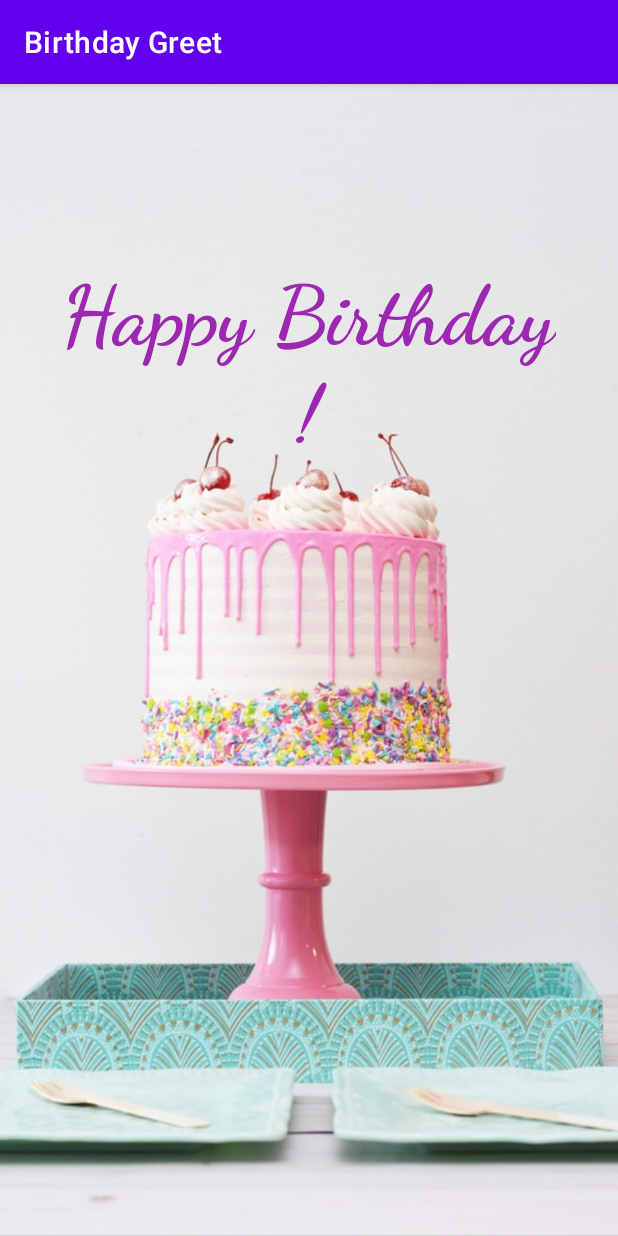
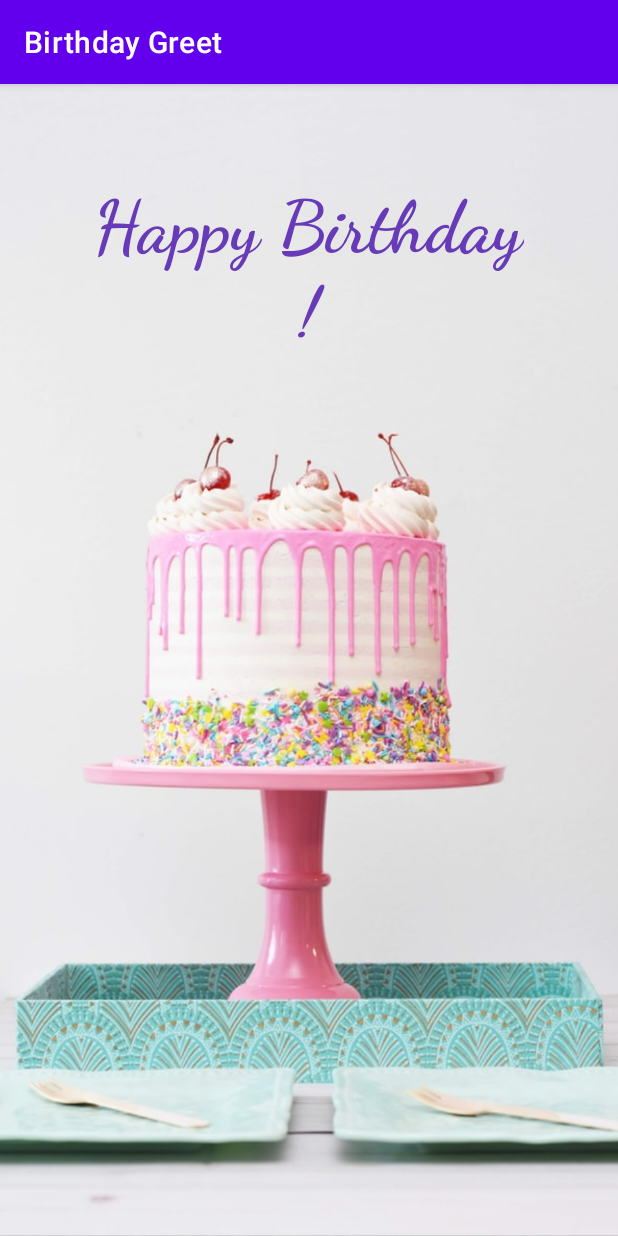
Before and after one commit to Abhinav4109/Birthday-Wishing-App, an Android app: the screen it shows after launch (BirthdayGreet), after a tap on "CREATE BIRTHDAY CARD", on a phone screen of 412 x 824 dp. Run offline under Robolectric (Android 15) with nearby library versions, the phone set to English and light mode, and no system bars.

Commit message:
Birthday Wishing App

```diff
--- a/app/src/main/res/layout/activity_birthday_greet.xml
+++ b/app/src/main/res/layout/activity_birthday_greet.xml
@@ -16,16 +16,18 @@
         android:id="@+id/birthdayBoy"
         android:layout_width="wrap_content"
         android:layout_height="wrap_content"
-        android:layout_marginTop="120dp"
         android:fontFamily="cursive"
-        android:gravity="center"
+        android:gravity="center_horizontal"
+
         android:text="@string/happy_birthday"
         android:textAlignment="center"
-        android:textColor="#9C27B0"
-        android:textSize="55sp"
+        android:textColor="#673AB7"
+        android:textSize="48sp"
         android:textStyle="bold"
+        app:layout_constraintBottom_toBottomOf="parent"
         app:layout_constraintEnd_toEndOf="parent"
-        app:layout_constraintHorizontal_bias="0.494"
+        app:layout_constraintHorizontal_bias="0.496"
         app:layout_constraintStart_toStartOf="parent"
-        app:layout_constraintTop_toTopOf="parent" />
+        app:layout_constraintTop_toTopOf="parent"
+        app:layout_constraintVertical_bias="0.100000024" />
 </androidx.constraintlayout.widget.ConstraintLayout>
```
